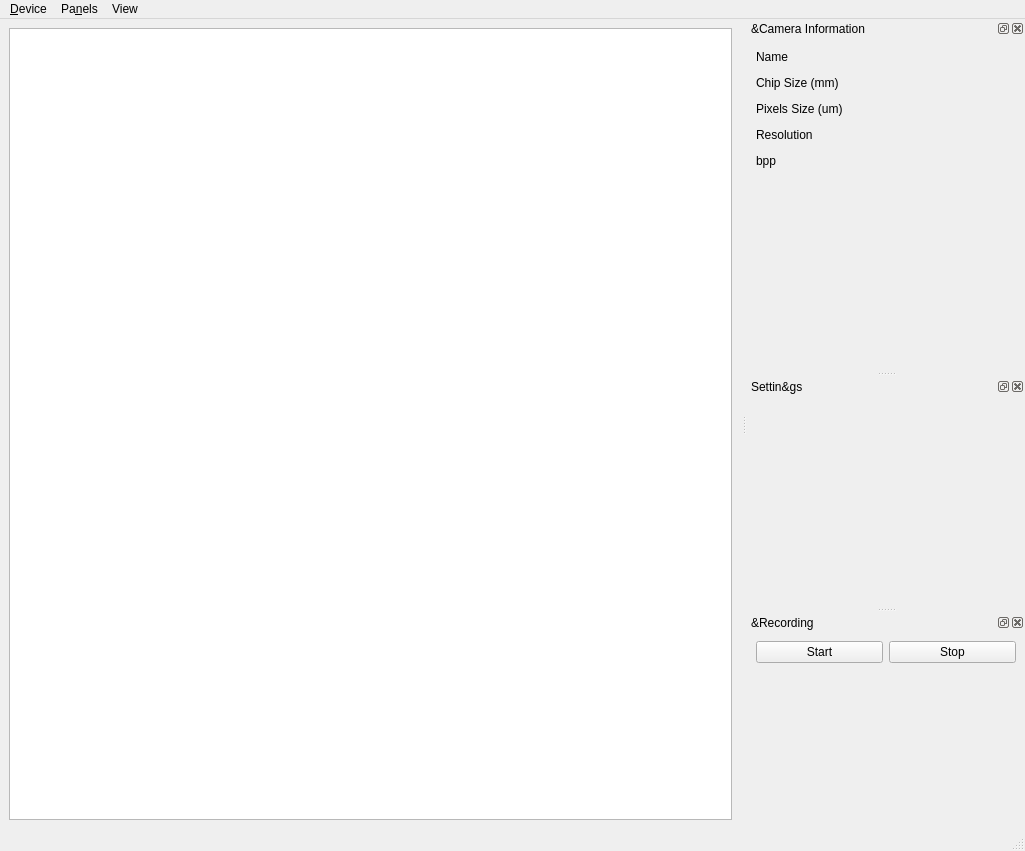
First picture: the form in src/qhymainwindow.ui, repository GuLinux/PlanetaryImager, before the edit.
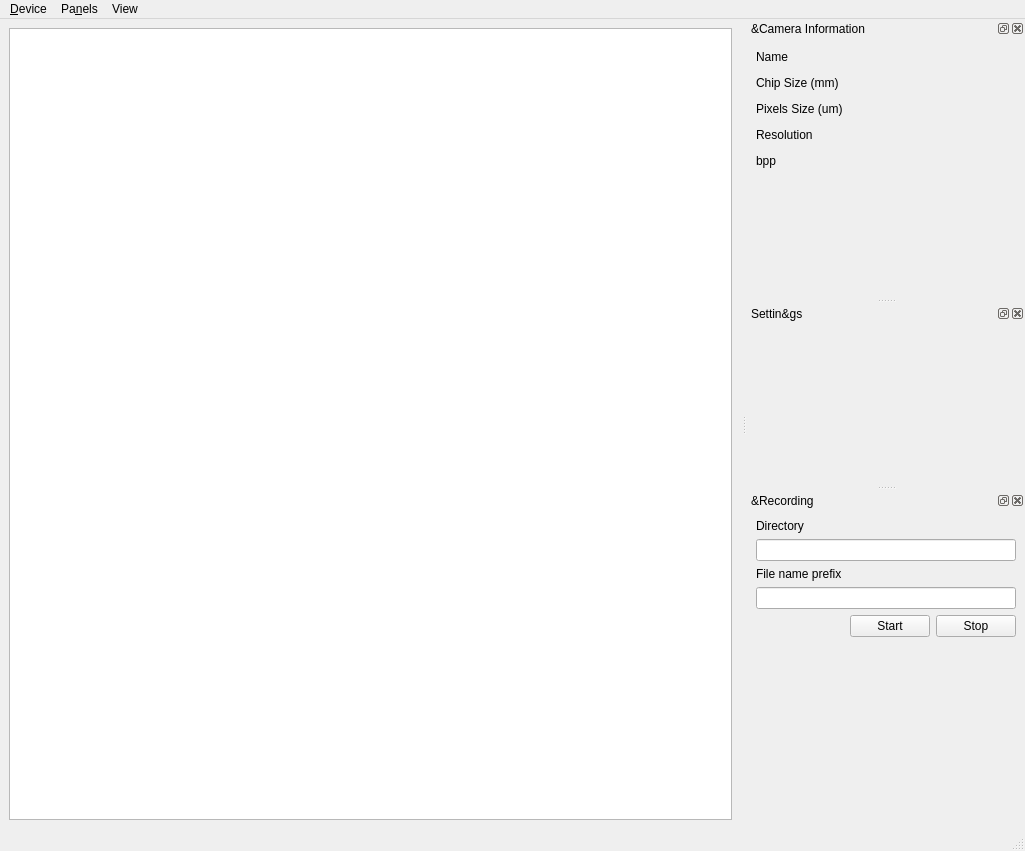
Second picture: the form after the edit. Icons and pictures are not drawn.

Commit message: choose output directory and file prefix for movie writing

Diff of the .ui file:
```diff
--- a/src/qhymainwindow.ui
+++ b/src/qhymainwindow.ui
@@ -286,20 +286,47 @@
    <widget class="QWidget" name="dockWidgetContents_3">
     <layout class="QGridLayout" name="gridLayout_3">
      <item row="0" column="0">
+      <widget class="QLabel" name="label_6">
+       <property name="text">
+        <string>Directory</string>
+       </property>
+      </widget>
+     </item>
+     <item row="2" column="0" colspan="2">
+      <widget class="QLabel" name="label_7">
+       <property name="text">
+        <string>File name prefix</string>
+       </property>
+      </widget>
+     </item>
+     <item row="4" column="0">
+      <spacer name="horizontalSpacer_6">
+       <property name="orientation">
+        <enum>Qt::Horizontal</enum>
+       </property>
+       <property name="sizeHint" stdset="0">
+        <size>
+         <width>71</width>
+         <height>20</height>
+        </size>
+       </property>
+      </spacer>
+     </item>
+     <item row="4" column="1" colspan="2">
       <widget class="QPushButton" name="start_recording">
        <property name="text">
         <string>Start</string>
        </property>
       </widget>
      </item>
-     <item row="0" column="1">
+     <item row="4" column="3">
       <widget class="QPushButton" name="stop_recording">
        <property name="text">
         <string>Stop</string>
        </property>
       </widget>
      </item>
-     <item row="1" column="0" colspan="2">
+     <item row="5" column="2">
       <spacer name="verticalSpacer_3">
        <property name="orientation">
         <enum>Qt::Vertical</enum>
@@ -312,6 +339,12 @@
        </property>
       </spacer>
      </item>
+     <item row="3" column="0" colspan="4">
+      <widget class="QLineEdit" name="filePrefix"/>
+     </item>
+     <item row="1" column="0" colspan="4">
+      <widget class="QLineEdit" name="saveDirectory"/>
+     </item>
     </layout>
    </widget>
   </widget>
```
Left out of the diff: 13 changed lines with no effect on the pictures. The commit also changes 6 other files.
